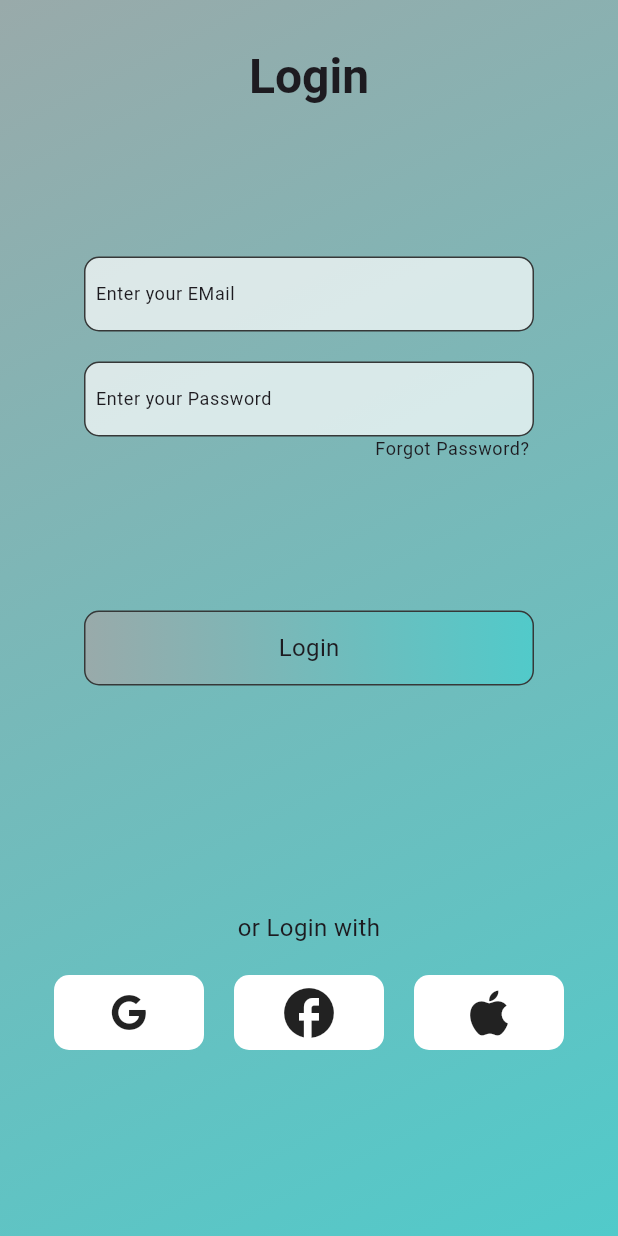
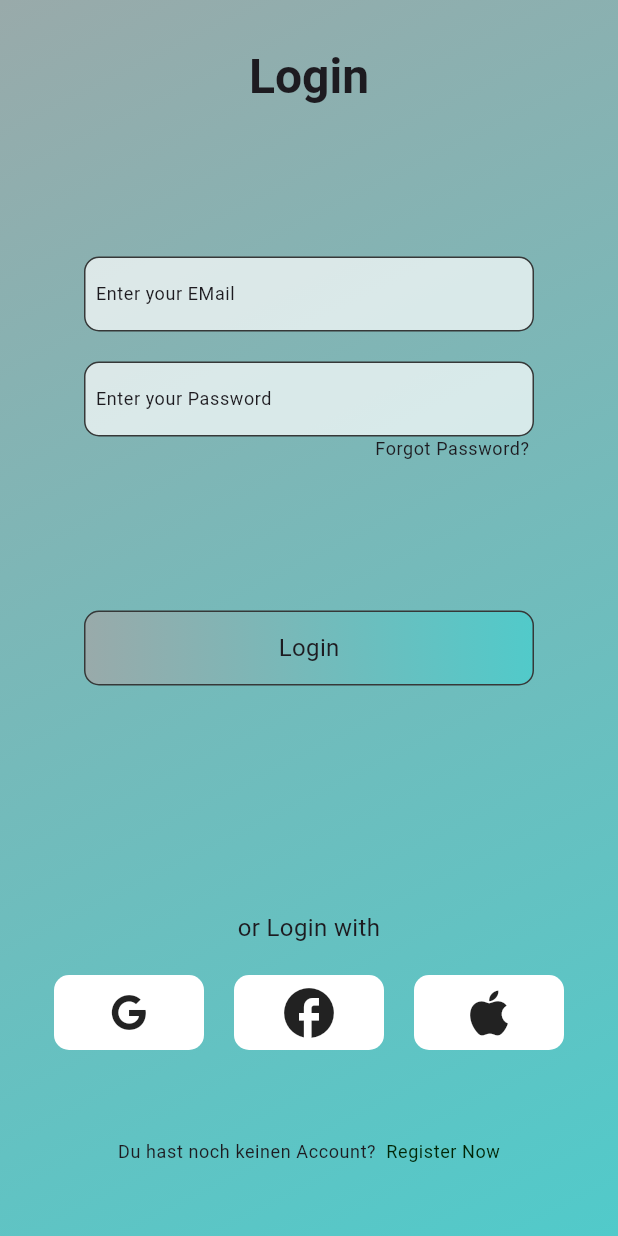
Before and after one commit to AkademieDirk/mam_projekt_v1, a Flutter app: the screen it shows after launch, after a tap on "Login", on a phone screen of 412 x 824 dp. Run offline on Flutter 3.47's test engine with Material 3 defaults, Android fonts, the phone set to English and light mode, and no system bars; our stand-ins replace font_awesome_flutter; Roboto replaces fonts that are missing (Urbanist).

Commit message:
last changes Colors Login Screen

```diff
--- a/lib/config/colors/colors.dart
+++ b/lib/config/colors/colors.dart
@@ -1,6 +1,7 @@
 import 'package:flutter/material.dart';
 
 const Color greenText = Color.fromARGB(255, 23, 217, 210);
+const Color darkgreenText = Color.fromARGB(255, 1, 38, 6);
 const Color backgroundGradientStartColor = Color.fromARGB(255, 153, 170, 170);
 const Color backgroundGradientEndColor = Color.fromARGB(255, 81, 202, 202);
 const Color buttonGradientStartColor = Color.fromARGB(255, 107, 117, 117);
--- a/lib/config/themes/themes.dart
+++ b/lib/config/themes/themes.dart
@@ -17,6 +17,9 @@ Icon closebutton = const Icon(Icons.close_rounded);
 const verticalSpacing = SizedBox(
   height: 20,
 );
+const verticalBigSpacing = SizedBox(
+  height: 60,
+);
 //  Einstellungen für den Screenhintergrund zum rauskopieren
 
 const BoxDecoration background = BoxDecoration(
--- a/lib/features/Login_Registration/login_screen.dart
+++ b/lib/features/Login_Registration/login_screen.dart
@@ -76,8 +76,7 @@ class LoginScreen extends StatelessWidget {
                 textAlign: TextAlign.center,
               ),
               verticalSpacing,
-              Row(
-                children: [
+              Row(children: [
                 const Expanded(child: SizedBox()),
                 Container(
                     decoration: const BoxDecoration(
@@ -97,7 +96,7 @@ class LoginScreen extends StatelessWidget {
                   height: 50,
                   width: 100,
                   child: const Icon(
-                      Icons.facebook_sharp,
+                    Icons.facebook,
                     size: 40,
                   ),
                 ),
@@ -116,8 +115,20 @@ class LoginScreen extends StatelessWidget {
                   ),
                 ),
                 const Expanded(child: SizedBox())
-                ],
-              )
+              ]),
+              verticalBigSpacing,
+              Row(children: [
+                const Expanded(child: SizedBox()),
+                Text("Du hast noch keinen Account? ",
+                    style: Theme.of(context).textTheme.bodySmall),
+                Text(
+                  " Register Now",
+                  style: Theme.of(context).textTheme.bodySmall?.copyWith(
+                        color: darkgreenText,
+                      ),
+                ),
+                const Expanded(child: SizedBox())
+              ])
             ],
           ),
         )
```
Lines whose indentation alone changed are shown as unchanged.
